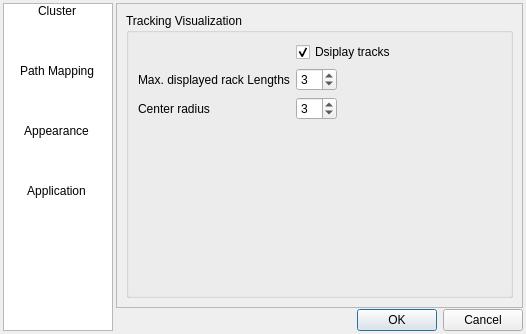
Above: cecog/gui/preferences.ui from CellCognition/cecog before the change. Below: the same form after it.
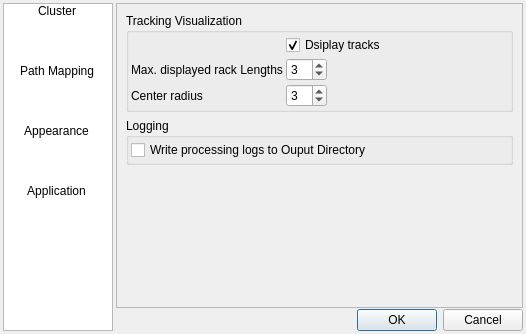
That is the form after the change. Icons and pictures are not drawn.

Commit message: new option write logs added

```diff
--- a/cecog/gui/preferences.ui
+++ b/cecog/gui/preferences.ui
@@ -369,15 +369,36 @@
         </widget>
        </widget>
        <widget class="QWidget" name="visalization">
-        <layout class="QHBoxLayout" name="horizontalLayout_2">
+        <layout class="QVBoxLayout" name="verticalLayout_4">
          <item>
-          <widget class="QGroupBox" name="groupBox_2">
+          <widget class="QGroupBox" name="gbox2_2">
            <property name="title">
             <string>Tracking Visualization</string>
            </property>
-           <layout class="QHBoxLayout" name="horizontalLayout_3">
+           <layout class="QVBoxLayout" name="verticalLayout_3">
+            <property name="spacing">
+             <number>2</number>
+            </property>
+            <property name="leftMargin">
+             <number>2</number>
+            </property>
+            <property name="topMargin">
+             <number>2</number>
+            </property>
+            <property name="rightMargin">
+             <number>2</number>
+            </property>
+            <property name="bottomMargin">
+             <number>2</number>
+            </property>
             <item>
              <layout class="QFormLayout" name="formLayout">
+              <property name="horizontalSpacing">
+               <number>3</number>
+              </property>
+              <property name="verticalSpacing">
+               <number>3</number>
+              </property>
               <item row="3" column="1">
                <widget class="QSpinBox" name="cradius">
                 <property name="sizePolicy">
@@ -442,6 +463,50 @@
            </layout>
           </widget>
          </item>
+         <item>
+          <widget class="QGroupBox" name="gbox3">
+           <property name="title">
+            <string>Logging</string>
+           </property>
+           <layout class="QHBoxLayout" name="horizontalLayout_2">
+            <property name="spacing">
+             <number>2</number>
+            </property>
+            <property name="leftMargin">
+             <number>2</number>
+            </property>
+            <property name="topMargin">
+             <number>2</number>
+            </property>
+            <property name="rightMargin">
+             <number>2</number>
+            </property>
+            <property name="bottomMargin">
+             <number>2</number>
+            </property>
+            <item>
+             <widget class="QCheckBox" name="writelogs">
+              <property name="text">
+               <string>Write processing logs to Ouput Directory </string>
+              </property>
+             </widget>
+            </item>
+           </layout>
+          </widget>
+         </item>
+         <item>
+          <spacer name="vspacer">
+           <property name="orientation">
+            <enum>Qt::Vertical</enum>
+           </property>
+           <property name="sizeHint" stdset="0">
+            <size>
+             <width>20</width>
+             <height>40</height>
+            </size>
+           </property>
+          </spacer>
+         </item>
         </layout>
        </widget>
       </widget>
```
The commit also changes 4 other files.
